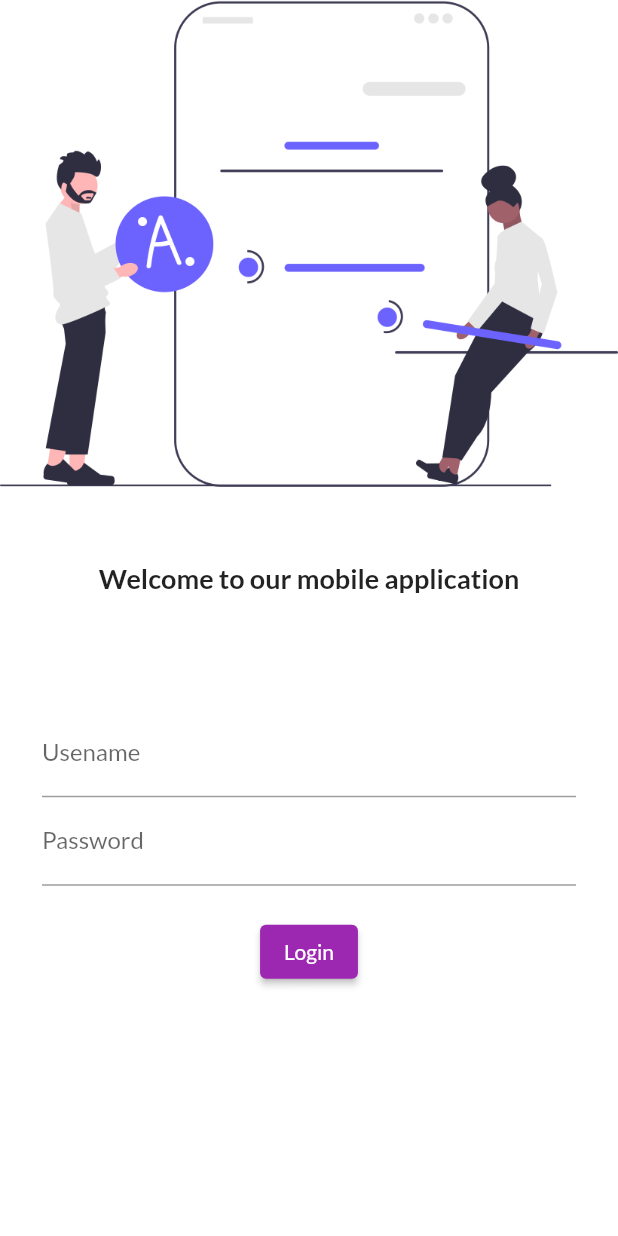
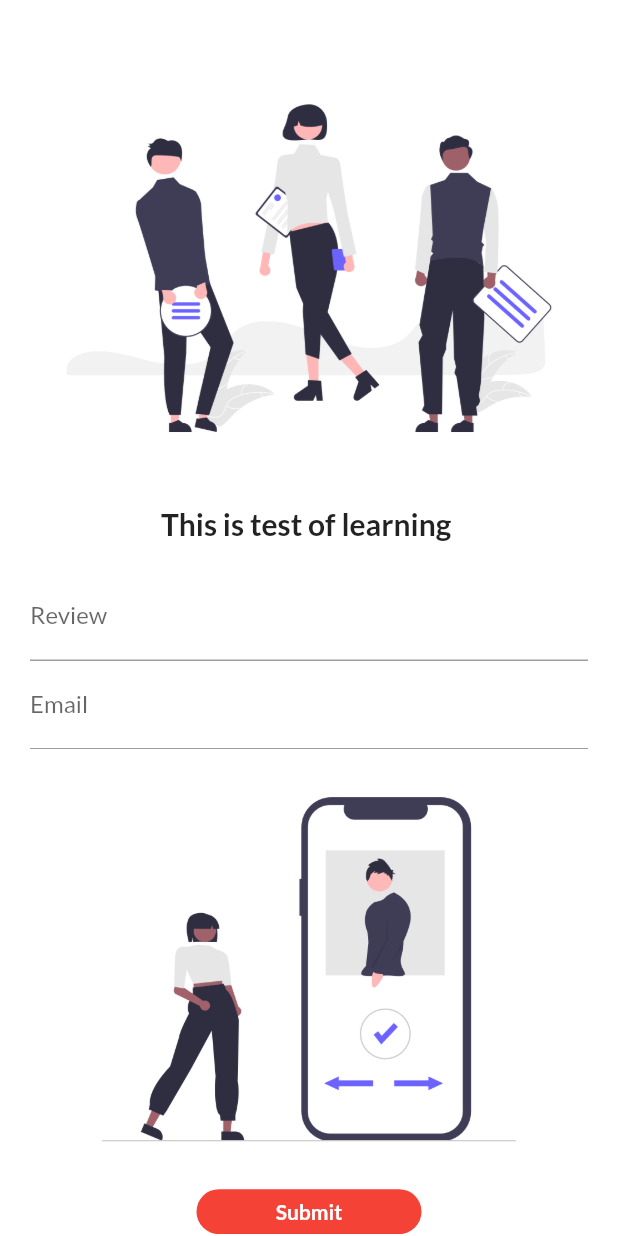
Before and after one commit to Zero-stack-0/flutter_catalog, a Flutter app: the screen it shows after launch, on a phone screen of 412 x 824 dp. Run offline on Flutter 3.47's test engine with Material 2 defaults, Android fonts, the phone set to English and light mode, and no system bars; our stand-ins replace google_fonts.

Commit message:
About us with pratices

```diff
--- a/lib/main.dart
+++ b/lib/main.dart
@@ -1,7 +1,9 @@
 // ignore_for_file: prefer_const_constructors
 import 'package:flutter/material.dart';
+import 'package:flutter_demo/pages/about_us.dart';
 import 'package:flutter_demo/pages/home_page.dart';
 import 'package:flutter_demo/pages/login_page.dart';
+import 'package:flutter_demo/utils/routes.dart';
 import 'package:google_fonts/google_fonts.dart';
 
 void main() {
@@ -18,11 +20,12 @@ class MyApp extends StatelessWidget {
       theme: ThemeData(
           primarySwatch: Colors.purple,
           fontFamily: GoogleFonts.lato().fontFamily),
-      initialRoute: "/Loginpage",
+      initialRoute: "/AboutUs",
       routes: {
-        "/": (context) => Loginpage(),
-        "/Login": (context) => Loginpage(),
-        "/Homepage": (context) => Homepage()
+        "/": (context) => AboutUs(),
+        MyRoutes.LoginRoute: (context) => Loginpage(),
+        MyRoutes.HomeRoute: (context) => Homepage(),
+        MyRoutes.AboutUs: ((context) => AboutUs())
       },
     );
   }
--- /dev/null
+++ b/lib/pages/about_us.dart
@@ -0,0 +1,80 @@
+import 'package:flutter/material.dart';
+import 'package:flutter_demo/utils/routes.dart';
+// import 'package:flutter/rendering.dart';
+// import 'package:flutter/src/widgets/container.dart';
+// import 'package:flutter/src/widgets/framework.dart';
+
+// ignore_for_file: prefer_const_constructors
+class AboutUs extends StatefulWidget {
+  const AboutUs({super.key});
+
+  @override
+  State<AboutUs> createState() => _AboutUsState();
+}
+
+class _AboutUsState extends State<AboutUs> {
+  String Name = "";
+  bool isButtonClicked = false;
+  @override
+  Widget build(BuildContext context) {
+    return Material(
+        color: Colors.white,
+        child: SingleChildScrollView(
+            child: Column(children: [
+          SizedBox(
+            height: 40,
+          ),
+          Image.asset("assets/images/about_us.png"),
+          SizedBox(height: 20),
+          Text(
+            "This is test of learning $Name",
+            style: TextStyle(fontWeight: FontWeight.bold, fontSize: 20),
+          ),
+          Padding(
+            padding: const EdgeInsets.symmetric(vertical: 20, horizontal: 20),
+            child: Column(children: [
+              TextFormField(
+                onChanged: (value) {
+                  Name = value;
+                  setState(() {});
+                },
+                decoration: InputDecoration(
+                    hintText: "Please enter review about us",
+                    labelText: "Review"),
+              ),
+              TextFormField(
+                decoration: InputDecoration(
+                    labelText: "Email",
+                    hintText: "Enter your email for further disscussion"),
+              ),
+              Center(child: Image.asset("assets/images/about_us_second.png")),
+              InkWell(
+                onTap: () async {
+                  isButtonClicked = true;
+                  setState(() {});
+                  await Future.delayed(Duration(seconds: 1));
+                  Navigator.pushNamed(context, MyRoutes.LoginRoute);
+                },
+                child: AnimatedContainer(
+                  duration: Duration(seconds: 1),
+                  decoration: BoxDecoration(
+                      borderRadius: BorderRadius.circular(30),
+                      color: isButtonClicked ? Colors.green : Colors.red),
+                  alignment: Alignment.center,
+                  height: isButtonClicked ? 35 : 30,
+                  width: isButtonClicked ? 100 : 150,
+                  child: Text(
+                    "Submit",
+                    style: TextStyle(
+                        color: Colors.white, fontWeight: FontWeight.bold),
+                  ),
+                ),
+              ),
+              Center(
+                child: Image.asset("assets/images/about_us_second.png"),
+              )
+            ]),
+          )
+        ])));
+  }
+}
--- /dev/null
+++ b/lib/utils/routes.dart
@@ -0,0 +1,5 @@
+class MyRoutes {
+  static String HomeRoute = "/Homepage";
+  static String LoginRoute = "/Loginpage";
+  static String AboutUs = "/AboutUsPage";
+}
```
Also changed, not shown: lib/pages/login_page.dart (+55 -5 lines), assets/images/about_us.png (added), assets/images/about_us_second.png (added).
